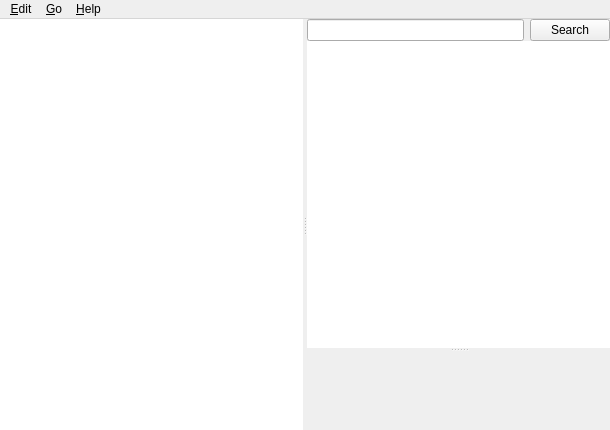
ankitects/anki, file designer/browser.ui: the form before one commit.
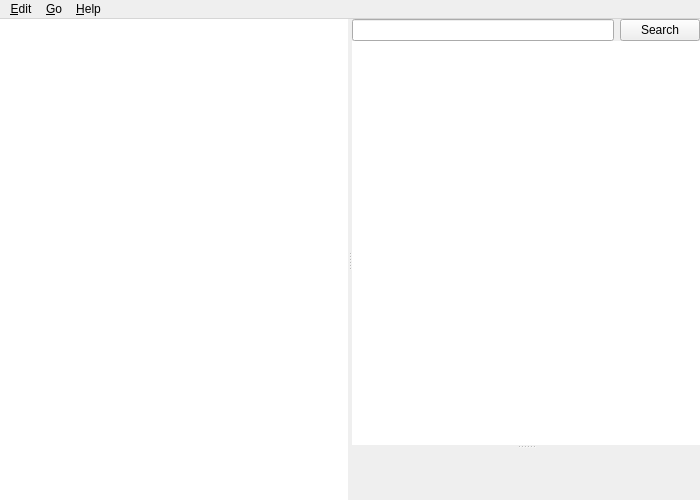
The form after the commit. Icons and pictures are not drawn.

Commit message: browser display tweaks

```diff
--- a/designer/browser.ui
+++ b/designer/browser.ui
@@ -6,14 +6,14 @@
    <rect>
     <x>0</x>
     <y>0</y>
-    <width>610</width>
-    <height>430</height>
+    <width>700</width>
+    <height>500</height>
    </rect>
   </property>
   <property name="minimumSize">
    <size>
-    <width>400</width>
-    <height>0</height>
+    <width>700</width>
+    <height>500</height>
    </size>
   </property>
   <property name="windowTitle">
@@ -39,7 +39,7 @@
       <widget class="QTreeWidget" name="tree">
        <property name="sizePolicy">
         <sizepolicy hsizetype="Expanding" vsizetype="Expanding">
-         <horstretch>0</horstretch>
+         <horstretch>1</horstretch>
          <verstretch>0</verstretch>
         </sizepolicy>
        </property>
@@ -62,6 +62,12 @@
        </column>
       </widget>
       <widget class="QSplitter" name="splitter">
+       <property name="sizePolicy">
+        <sizepolicy hsizetype="Preferred" vsizetype="Expanding">
+         <horstretch>1</horstretch>
+         <verstretch>0</verstretch>
+        </sizepolicy>
+       </property>
        <property name="orientation">
         <enum>Qt::Vertical</enum>
        </property>
@@ -69,7 +75,7 @@
         <property name="sizePolicy">
          <sizepolicy hsizetype="Expanding" vsizetype="Preferred">
           <horstretch>3</horstretch>
-          <verstretch>0</verstretch>
+          <verstretch>1</verstretch>
          </sizepolicy>
         </property>
         <layout class="QVBoxLayout" name="verticalLayout_2">
@@ -117,9 +123,15 @@
            <property name="sizePolicy">
             <sizepolicy hsizetype="Expanding" vsizetype="Expanding">
              <horstretch>0</horstretch>
-             <verstretch>4</verstretch>
+             <verstretch>1</verstretch>
             </sizepolicy>
            </property>
+           <property name="minimumSize">
+            <size>
+             <width>0</width>
+             <height>150</height>
+            </size>
+           </property>
            <property name="contextMenuPolicy">
             <enum>Qt::ActionsContextMenu</enum>
            </property>
@@ -187,7 +199,7 @@
              <property name="sizePolicy">
               <sizepolicy hsizetype="Preferred" vsizetype="Expanding">
                <horstretch>0</horstretch>
-               <verstretch>0</verstretch>
+               <verstretch>1</verstretch>
               </sizepolicy>
              </property>
              <property name="minimumSize">
@@ -212,7 +224,7 @@
     <rect>
      <x>0</x>
      <y>0</y>
-     <width>610</width>
+     <width>700</width>
      <height>22</height>
     </rect>
    </property>
```
The commit also changes 1 other file.
